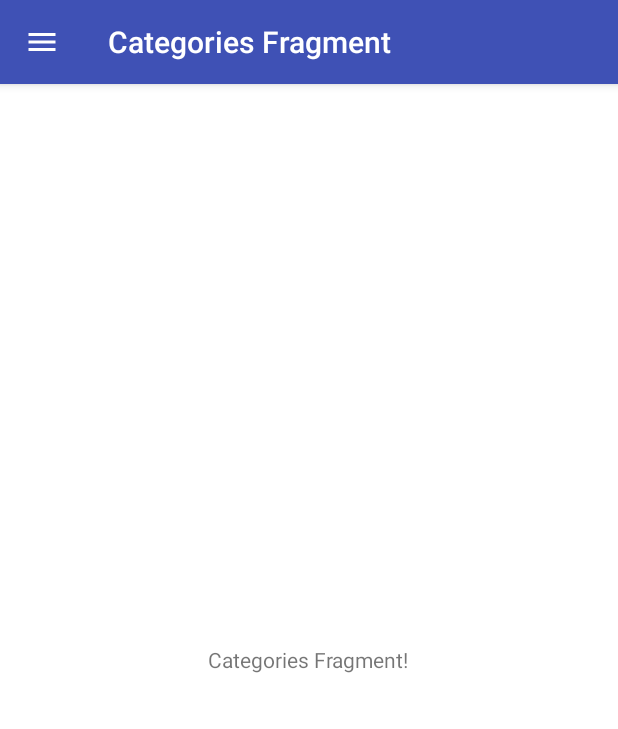
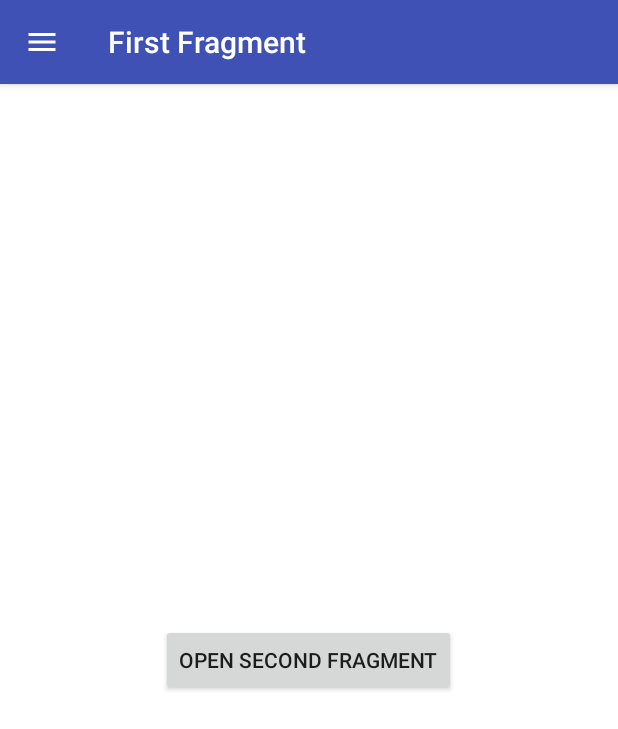
Before and after one commit to Fueled/flowr, an Android app: the screen it shows after launch (MainActivity), in the side drawer, after a tap on "Categories", on a phone screen of 412 x 824 dp. Shown: the top 729 px of the screen. Run offline under Robolectric (Android 15) with nearby library versions, the phone set to English and light mode, and no system bars; our stand-ins replace RxJava, data binding; 1 statement that could not run was skipped.

Commit message:
feat(*): add close upto
refactor(strings.xml)

refactor(FragmentResultPublisherImpl)

refactor(FragmentResultPublisher): rename

```diff
--- a/flowr/src/main/java/com/fueled/flowr/Flowr.java
+++ b/flowr/src/main/java/com/fueled/flowr/Flowr.java
@@ -250,10 +250,11 @@ public class Flowr implements FragmentManager.OnBackStackChangedListener,
         return tagPrefix;
     }
 
-    protected <T extends Fragment & FlowrFragment> void displayFragment(TransactionData<T> data) {
+    protected <T extends Fragment & FlowrFragment> int displayFragment(TransactionData<T> data) {
+        int identifier = -1;
         try {
             if (screen == null) {
-                return;
+                return identifier;
             }
 
             injectDeepLinkInfo(data);
@@ -282,7 +283,7 @@ public class Flowr implements FragmentManager.OnBackStackChangedListener,
                 transaction.add(mainContainerId, fragment);
             }
 
-            transaction.commit();
+            identifier = transaction.commit();
 
             if (data.isSkipBackStack()) {
                 setCurrentFragment(fragment);
@@ -291,6 +292,7 @@ public class Flowr implements FragmentManager.OnBackStackChangedListener,
         } catch (Exception e) {
             Log.e(TAG, "Error while displaying fragment.", e);
         }
+        return identifier;
     }
 
     /**
@@ -404,6 +406,26 @@ public class Flowr implements FragmentManager.OnBackStackChangedListener,
 
     /**
      * Closes the current activity if the fragments back stack is empty,
+     * otherwise pop the top n fragments from the stack.
+     *
+     * @param id Identifier of the stated to be popped.
+     */
+    public void closeUpto(int id) {
+        if (screen == null) {
+            return;
+        }
+
+        int count = screen.getScreenFragmentManager().getBackStackEntryCount();
+        if (count > 1) {
+            screen.getScreenFragmentManager()
+                    .popBackStackImmediate(id, FragmentManager.POP_BACK_STACK_INCLUSIVE);
+        } else {
+            close();
+        }
+    }
+
+    /**
+     * Closes the current activity if the fragments back stack is empty,
      * otherwise pop the top fragment from the stack and publish the results response.
      *
      * @param resultResponse the results response to be published
@@ -421,6 +443,21 @@ public class Flowr implements FragmentManager.OnBackStackChangedListener,
      */
     public void closeWithResults(ResultResponse resultResponse, int n) {
         close(n);
+
+        if (resultResponse != null) {
+            resultPublisher.publishResult(resultResponse);
+        }
+    }
+
+    /**
+     * Closes the current activity if the fragments back stack is empty,
+     * otherwise pop the top n fragments from the stack and publish the results response.
+     *
+     * @param resultResponse the results response to be published
+     * @param id Identifier of the stated to be popped.
+     */
+    public void closeUptoWithResults(ResultResponse resultResponse, int id) {
+        closeUpto(id);
 
         if (resultResponse != null) {
             resultPublisher.publishResult(resultResponse);
@@ -740,9 +777,11 @@ public class Flowr implements FragmentManager.OnBackStackChangedListener,
 
         /**
          * Displays the fragment using this builder configurations.
+         *
+         * @return id Identifier of the stated to be popped.
          */
-        public void displayFragment() {
-            Flowr.this.displayFragment(data);
+        public int displayFragment() {
+            return Flowr.this.displayFragment(data);
         }
 
         /**
@@ -752,8 +791,10 @@ public class Flowr implements FragmentManager.OnBackStackChangedListener,
          *                    it will be later used to deliver the results to the correct fragment instance.
          * @param requestCode this code will be returned in {@link ResultResponse} when the fragment is closed,
          *                    and it can be used to identify the request from which the results were returned.
+         *
+         * @return id Identifier of the stated to be popped.
          */
-        public void displayFragmentForResults(String fragmentId, int requestCode) {
+        public int displayFragmentForResults(String fragmentId, int requestCode) {
             if (!TextUtils.isEmpty(fragmentId)) {
                 if (data.getArgs() == null) {
                     data.setArgs(new Bundle());
@@ -763,7 +804,7 @@ public class Flowr implements FragmentManager.OnBackStackChangedListener,
                         getResultRequestBundle(fragmentId, requestCode));
             }
 
-            Flowr.this.displayFragment(data);
+            return Flowr.this.displayFragment(data);
         }
 
         private Bundle getResultRequestBundle(String fragmentId, int requestCode) {
--- a/sample/src/main/java/com/fueled/flowr/sample/CategoriesFragment.java
+++ /dev/null
@@ -1,33 +0,0 @@
-package com.fueled.flowr.sample;
-
-import android.view.View;
-
-import com.fueled.flowr.NavigationIconType;
-import com.fueled.flowr.sample.core.AbstractFragment;
-
-/**
- * Created by hussein@fueled.com on 18/05/2017.
- * Copyright (c) 2017 Fueled. All rights reserved.
- */
-public class CategoriesFragment extends AbstractFragment {
-
-    @Override
-    public int getLayoutId() {
-        return R.layout.fragment_categories;
-    }
-
-    @Override
-    protected void setupView(View view) {
-
-    }
-
-    @Override
-    public String getTitle() {
-        return "Categories Fragment";
-    }
-
-    @Override
-    public NavigationIconType getNavigationIconType() {
-        return NavigationIconType.HAMBURGER;
-    }
-}
--- /dev/null
+++ b/sample/src/main/java/com/fueled/flowr/sample/FirstFragment.java
@@ -0,0 +1,44 @@
+package com.fueled.flowr.sample;
+
+import android.view.View;
+
+import com.fueled.flowr.NavigationIconType;
+import com.fueled.flowr.annotations.DeepLink;
+import com.fueled.flowr.sample.core.AbstractFragment;
+
+import static com.fueled.flowr.sample.core.FragmentResultPublisherImpl.sourceFragmentId;
+
+/**
+ * Created by hussein@fueled.com on 18/05/2017.
+ * Copyright (c) 2017 Fueled. All rights reserved.
+ */
+
+@DeepLink(value = "/first")
+public class FirstFragment extends AbstractFragment implements View.OnClickListener {
+
+    @Override
+    public int getLayoutId() {
+        return R.layout.fragment_first;
+    }
+
+    @Override
+    protected void setupView(View view) {
+        view.findViewById(R.id.add_stack_button).setOnClickListener(this);
+    }
+
+    @Override
+    public String getTitle() {
+        return "First Fragment";
+    }
+
+    @Override
+    public NavigationIconType getNavigationIconType() {
+        return NavigationIconType.HAMBURGER;
+    }
+
+    @Override
+    public void onClick(View view) {
+        getFlowr().open("/second")
+                .displayFragmentForResults(sourceFragmentId, HomeFragment.RC_STACK);
+    }
+}
--- a/sample/src/main/java/com/fueled/flowr/sample/HomeFragment.java
+++ b/sample/src/main/java/com/fueled/flowr/sample/HomeFragment.java
@@ -1,17 +1,24 @@
 package com.fueled.flowr.sample;
 
 import android.databinding.DataBindingUtil;
+import android.os.Bundle;
 import android.view.View;
+import android.widget.Toast;
 
 import com.fueled.flowr.NavigationIconType;
 import com.fueled.flowr.sample.core.AbstractFragment;
 import com.fueled.flowr.sample.databinding.FragmentHomeBinding;
+
+import static com.fueled.flowr.sample.core.FragmentResultPublisherImpl.backStackIdentifier;
+import static com.fueled.flowr.sample.core.FragmentResultPublisherImpl.sourceFragmentId;
 
 /**
  * Created by hussein@fueled.com on 13/02/2017.
  * Copyright (c) 2017 Fueled. All rights reserved.
  */
 public class HomeFragment extends AbstractFragment implements View.OnClickListener {
+
+    public static final int RC_STACK = 101;
 
     private FragmentHomeBinding binding;
 
@@ -25,6 +32,7 @@ public class HomeFragment extends AbstractFragment implements View.OnClickListen
         binding = DataBindingUtil.bind(view);
         binding.homeOpenViewButton.setOnClickListener(this);
         binding.homeOpenLinkButton.setOnClickListener(this);
+        binding.homeOpenFirstButton.setOnClickListener(this);
     }
 
     @Override
@@ -41,8 +49,12 @@ public class HomeFragment extends AbstractFragment implements View.OnClickListen
     public void onClick(View view) {
         if (view.getId() == R.id.home_open_view_button) {
             displayViewFragment();
+        } else if (view.getId() == R.id.home_open_link_button) {
+            displayLinkFragment();
+        } else if (view.getId() == R.id.home_open_first_button) {
+            displayFirstFragment();
         } else {
-            displayLinkFragment();
+
         }
     }
 
@@ -57,4 +69,19 @@ public class HomeFragment extends AbstractFragment implements View.OnClickListen
         getFlowr().open("/hello")
                 .displayFragment();
     }
+
+    private void displayFirstFragment() {
+        sourceFragmentId = getFragmentId();
+        backStackIdentifier = getFlowr().open("/first")
+                .displayFragmentForResults(sourceFragmentId, RC_STACK);
+    }
+
+    @Override
+    protected void onFragmentResults(int requestCode, int resultCode, Bundle data) {
+        super.onFragmentResults(requestCode, resultCode, data);
+        if (requestCode == RC_STACK && data.containsKey(SecondFragment.RESULT_FROM_SECOND)) {
+            String resultFromStack = data.getString(SecondFragment.RESULT_FROM_SECOND);
+            Toast.makeText(getContext(), resultFromStack, Toast.LENGTH_SHORT).show();
+        }
+    }
 }
--- a/sample/src/main/java/com/fueled/flowr/sample/MainActivity.java
+++ b/sample/src/main/java/com/fueled/flowr/sample/MainActivity.java
@@ -81,7 +81,7 @@ public class MainActivity extends AbstractActivity implements ToolbarHandler, Dr
                         displayNavigationScreen(HomeFragment.class);
                         break;
                     case R.id.navigation_menu_categories:
-                        displayNavigationScreen(CategoriesFragment.class);
+                        displayNavigationScreen(FirstFragment.class);
                         break;
                     default:
                         break;
--- a/sample/src/main/java/com/fueled/flowr/sample/core/FragmentResultPublisherImpl.java
+++ b/sample/src/main/java/com/fueled/flowr/sample/core/FragmentResultPublisherImpl.java
@@ -25,7 +25,7 @@ public class FragmentResultPublisherImpl implements FragmentsResultPublisher {
 
     @Override
     public void publishResult(ResultResponse resultResponse) {
-
+        publishSubject.onNext(resultResponse);
     }
 
     public Disposable observeResultsForFragment(final String fragmentId, Consumer<ResultResponse> consumer) {
@@ -53,4 +53,6 @@ public class FragmentResultPublisherImpl implements FragmentsResultPublisher {
         return instance;
     }
 
+    public static int backStackIdentifier;
+    public static String sourceFragmentId;
 }
--- a/sample/src/main/res/layout/fragment_categories.xml
+++ b/sample/src/main/res/layout/fragment_first.xml
@@ -5,10 +5,11 @@
               android:background="#FFFFFF"
               android:orientation="vertical">
 
-    <TextView
+    <Button
+        android:id="@+id/add_stack_button"
         android:layout_width="wrap_content"
         android:layout_height="wrap_content"
         android:layout_gravity="center"
-        android:text="@string/categories_message"/>
+        android:text="@string/first_message"/>
 
 </FrameLayout>
--- a/sample/src/main/res/values/strings.xml
+++ b/sample/src/main/res/values/strings.xml
@@ -9,9 +9,12 @@
     <!-- Home Fragment -->
     <string name="open_view_fragment">Open View Fragment</string>
     <string name="open_link_fragment">Open Link Fragment</string>
+    <string name="open_first_fragment">Open First Fragment</string>
 
     <!-- Categories Fragment -->
     <string name="categories_message">Categories Fragment!</string>
+    <string name="first_message">Open Second Fragment</string>
+    <string name="second_message">Return to Home Fragment</string>
 
     <!-- View Fragment -->
     <string name="view_pick_nav_color">Pick Navigation Bar Color</string>
```
Also changed, not shown: sample/src/main/java/com/fueled/flowr/sample/SecondFragment.java (added, +58 -0 lines), sample/src/main/res/layout/fragment_home.xml (+7 -0 lines), sample/src/main/res/layout/fragment_stack2.xml (added, +15 -0 lines).
